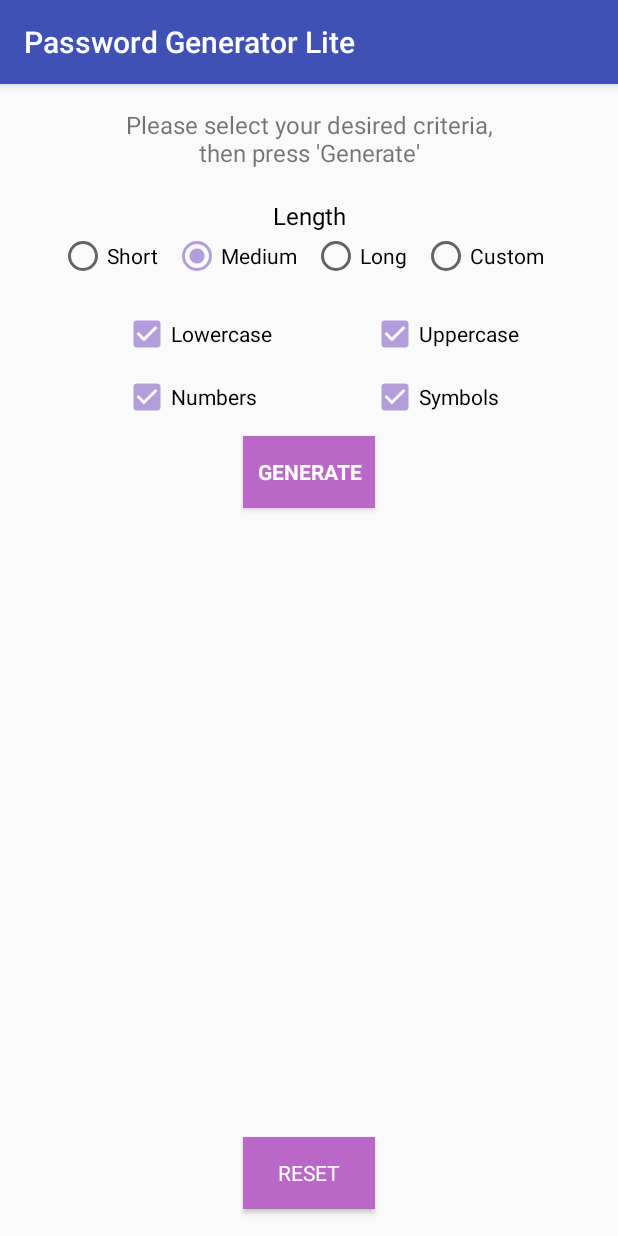
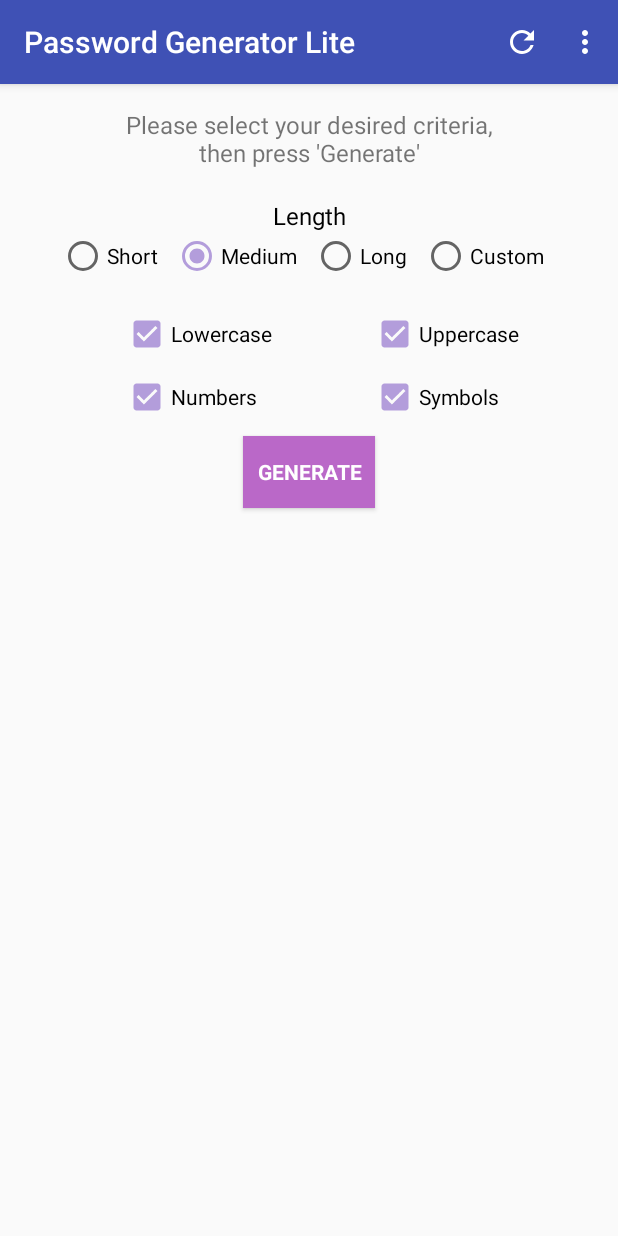
Before and after one commit to khash021/PasswordGenerator, an Android app: the screen it shows after launch (MainActivity), on a phone screen of 412 x 824 dp. Run offline under Robolectric (Android 15) with nearby library versions, the phone set to English and light mode, and no system bars.

Commit message:
Added menu. Moved reset button to menu. Set limit to 300

```diff
--- a/app/src/main/java/tech/khash/passwordgenerator/MainActivity.java
+++ b/app/src/main/java/tech/khash/passwordgenerator/MainActivity.java
@@ -3,9 +3,14 @@ package tech.khash.passwordgenerator;
 import android.content.ClipData;
 import android.content.ClipboardManager;
 import android.content.Context;
+import android.content.Intent;
+import android.net.Uri;
 import android.os.Bundle;
 import android.support.annotation.NonNull;
 import android.support.v7.app.AppCompatActivity;
+import android.view.Menu;
+import android.view.MenuInflater;
+import android.view.MenuItem;
 import android.view.View;
 import android.widget.Button;
 import android.widget.CheckBox;
@@ -26,7 +31,7 @@ public class MainActivity extends AppCompatActivity implements View.OnClickListe
     //TODO: no repeat option?
 
     //Views
-    private Button buttonGenerate, buttonReset;
+    private Button buttonGenerate;
     private ImageButton buttonCopy;
     private TextView textResult;
     private RadioGroup lengthRadioGroup;
@@ -40,6 +45,7 @@ public class MainActivity extends AppCompatActivity implements View.OnClickListe
     public final int LENGTH_MEDIUM = 10;
     public final int LENGTH_LONG = 16;
     private int length;
+    private final int LENGTH_MAXIMUM = 300;
 
 
     @Override
@@ -50,7 +56,6 @@ public class MainActivity extends AppCompatActivity implements View.OnClickListe
         textResult = findViewById(R.id.text_result);
         buttonGenerate = findViewById(R.id.button_generate);
         buttonCopy = findViewById(R.id.button_copy);
-        buttonReset = findViewById(R.id.button_reset);
         customLength = findViewById(R.id.text_custom_length);
         customLengthLayout = findViewById(R.id.linear_custom_length);
 
@@ -66,7 +71,7 @@ public class MainActivity extends AppCompatActivity implements View.OnClickListe
 
         buttonCopy.setOnClickListener(this);
         buttonGenerate.setOnClickListener(this);
-        buttonReset.setOnClickListener(this);
+        customLength.setOnClickListener(this);
 
         lengthRadioGroup = findViewById(R.id.radio_group_length);
         lengthRadioGroup.setOnCheckedChangeListener(new RadioGroup.OnCheckedChangeListener() {
@@ -113,8 +118,8 @@ public class MainActivity extends AppCompatActivity implements View.OnClickListe
                     copyToClipboard(pass);
                 }
                 break;
-            case R.id.button_reset:
-                setupDefaultState();
+            case R.id.text_custom_length:
+                customLength.setCursorVisible(true);
                 break;
         }//switch
     }//onClick
@@ -138,6 +143,49 @@ public class MainActivity extends AppCompatActivity implements View.OnClickListe
         }//switch
     }//onCheckedChanged
 
+    //Initialize the contents of the Activity's standard options menu
+    @Override
+    public boolean onCreateOptionsMenu(Menu menu) {
+        super.onCreateOptionsMenu(menu);
+        //get the inflater
+        MenuInflater inflater = getMenuInflater();
+
+        //inflate the menu
+        inflater.inflate(R.menu.menu, menu);
+
+        //You must return true for the menu to be displayed; if you return false it will not be shown.
+        return true;
+    }//onCreateOptionsMenu
+
+    //hanlde menu clicks
+    @Override
+    public boolean onOptionsItemSelected(MenuItem item) {
+        //get the id of the menu item
+        int id = item.getItemId();
+
+        switch (id) {
+            case R.id.menu_reset:
+                setupDefaultState();
+                return true;
+            case R.id.menu_contact:
+                //send email. Use Implicit intent so the user can choose their preferred app
+                //create uri for email
+                String email = "passwordgenerator@khash.tech";
+                Uri emailUri = Uri.parse("mailto:" + email);
+                Intent emailIntent = new Intent(Intent.ACTION_SENDTO, emailUri);
+                //make sure the device can handle the intent before sending
+                if (emailIntent.resolveActivity(getPackageManager()) != null) {
+                    startActivity(emailIntent);
+                    return true;
+                }
+                return super.onOptionsItemSelected(item);
+            case R.id.menu_about:
+                //TODO: add this
+                return true;
+            default:
+                return super.onOptionsItemSelected(item);
+        }
+    }//onOptionsItemSelected
 
     /* ------------------------------- HELPER METHODS -------------------------*/
 
@@ -155,7 +203,7 @@ public class MainActivity extends AppCompatActivity implements View.OnClickListe
             String lengthCustomString = customLength.getText().toString().trim();
             if (lengthCustomString.length() > 0) {
                 int customLengthInteger = Integer.valueOf(lengthCustomString);
-                if (customLengthInteger > 30) {
+                if (customLengthInteger > LENGTH_MAXIMUM) {
                     showToast(getString(R.string.length_long_error));
                     return;
                 } else {
--- /dev/null
+++ b/app/src/main/res/drawable/ic_reset_white.xml
@@ -0,0 +1,5 @@
+<vector android:height="24dp" android:tint="#FFFFFF"
+    android:viewportHeight="24.0" android:viewportWidth="24.0"
+    android:width="24dp" xmlns:android="http://schemas.android.com/apk/res/android">
+    <path android:fillColor="#FF000000" android:pathData="M17.65,6.35C16.2,4.9 14.21,4 12,4c-4.42,0 -7.99,3.58 -7.99,8s3.57,8 7.99,8c3.73,0 6.84,-2.55 7.73,-6h-2.08c-0.82,2.33 -3.04,4 -5.65,4 -3.31,0 -6,-2.69 -6,-6s2.69,-6 6,-6c1.66,0 3.14,0.69 4.22,1.78L13,11h7V4l-2.35,2.35z"/>
+</vector>
--- a/app/src/main/res/layout/activity_main.xml
+++ b/app/src/main/res/layout/activity_main.xml
@@ -160,9 +160,14 @@
 
     <TextView
         android:id="@+id/text_result"
-        android:layout_width="wrap_content"
+        android:layout_width="180dp"
         android:layout_height="wrap_content"
-        android:layout_marginTop="30dp"
+        android:layout_marginTop="16dp"
+        app:autoSizeTextType="uniform"
+        android:gravity="center"
+        app:autoSizeMinTextSize="8sp"
+        app:autoSizeMaxTextSize="16sp"
+        app:autoSizeStepGranularity="1sp"
         app:layout_constraintEnd_toEndOf="parent"
         app:layout_constraintStart_toStartOf="parent"
         app:layout_constraintTop_toBottomOf="@+id/button_generate" />
@@ -178,20 +183,7 @@
         android:layout_marginStart="10dp"
         app:layout_constraintBottom_toBottomOf="@id/text_result"
         app:layout_constraintStart_toEndOf="@id/text_result"
-        android:visibility="gone"/>
-
-    <Button
-        android:id="@+id/button_reset"
-        android:layout_width="wrap_content"
-        android:layout_height="wrap_content"
-        android:layout_marginBottom="18dp"
-        android:background="@color/colorButton"
-        android:fontFamily="sans-serif"
-        android:text="@string/reset"
-        android:textColor="@android:color/white"
-        app:layout_constraintBottom_toBottomOf="parent"
-        app:layout_constraintEnd_toEndOf="parent"
-        app:layout_constraintStart_toStartOf="parent" />
+        android:visibility="gone" />
 
 
 </android.support.constraint.ConstraintLayout>
--- /dev/null
+++ b/app/src/main/res/menu/menu.xml
@@ -0,0 +1,26 @@
+<?xml version="1.0" encoding="utf-8"?>
+<menu xmlns:android="http://schemas.android.com/apk/res/android"
+    xmlns:app="http://schemas.android.com/apk/res-auto">
+
+    <item
+        android:id="@+id/menu_reset"
+        android:title="@string/reset"
+        android:orderInCategory="10"
+        app:showAsAction="ifRoom"
+        android:icon="@drawable/ic_reset_white"/>
+
+    <item
+        android:id="@+id/menu_contact"
+        android:title="@string/contact"
+        android:orderInCategory="20"
+        app:showAsAction="never"/>
+
+    <item
+        android:id="@+id/menu_about"
+        android:title="@string/about"
+        android:orderInCategory="30"
+        app:showAsAction="never"/>
+
+
+
+</menu>
--- a/app/src/main/res/values/strings.xml
+++ b/app/src/main/res/values/strings.xml
@@ -9,6 +9,9 @@
     <string name="generate"><b>Generate</b></string>
     <string name="reset">Reset</string>
     <string name="copy_clipboard">Copy</string>
+
+    <string name="contact">Contact</string>
+    <string name="about">About</string>
 
     <string name="Password">Password</string>
     <string name="length">Length</string>
@@ -23,6 +26,7 @@
     <string name="nothing_to_copy">Nothing to copy</string>
     <string name="no_criteria_toast">No criteria is selected</string>
     <string name="error_generate_password">Error generating password</string>
-    <string name="length_long_error">Length should be below 30</string>
+    <string name="length_long_error">Maximum length is 300</string>
+
 
 </resources>
```
